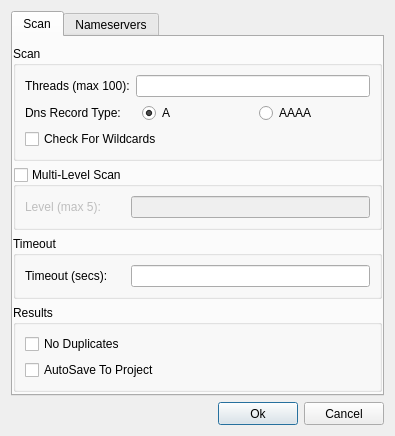
3nock/OTE, file sub3suite/src/Dialogs/ActiveConfigDialog.ui: the form before one commit.
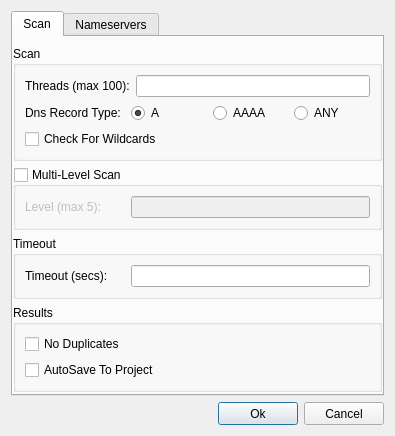
The form after the commit. Icons and pictures are not drawn. Custom widgets are drawn as their Qt base class.

Commit message: added ANY dns-record for brute & active

Patch:
```diff
--- a/sub3suite/src/Dialogs/ActiveConfigDialog.ui
+++ b/sub3suite/src/Dialogs/ActiveConfigDialog.ui
@@ -107,6 +107,13 @@
               </property>
              </widget>
             </item>
+            <item>
+             <widget class="QRadioButton" name="radioButtonANY">
+              <property name="text">
+               <string>ANY</string>
+              </property>
+             </widget>
+            </item>
            </layout>
           </item>
           <item>
```
The commit also changes 17 other files.
